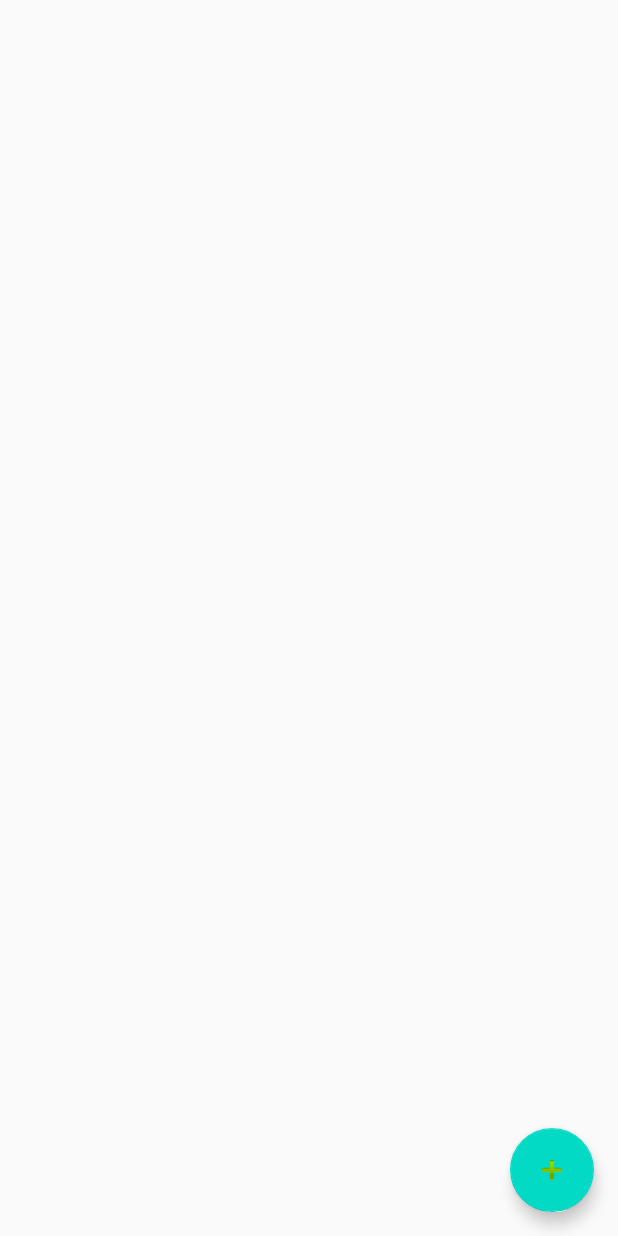
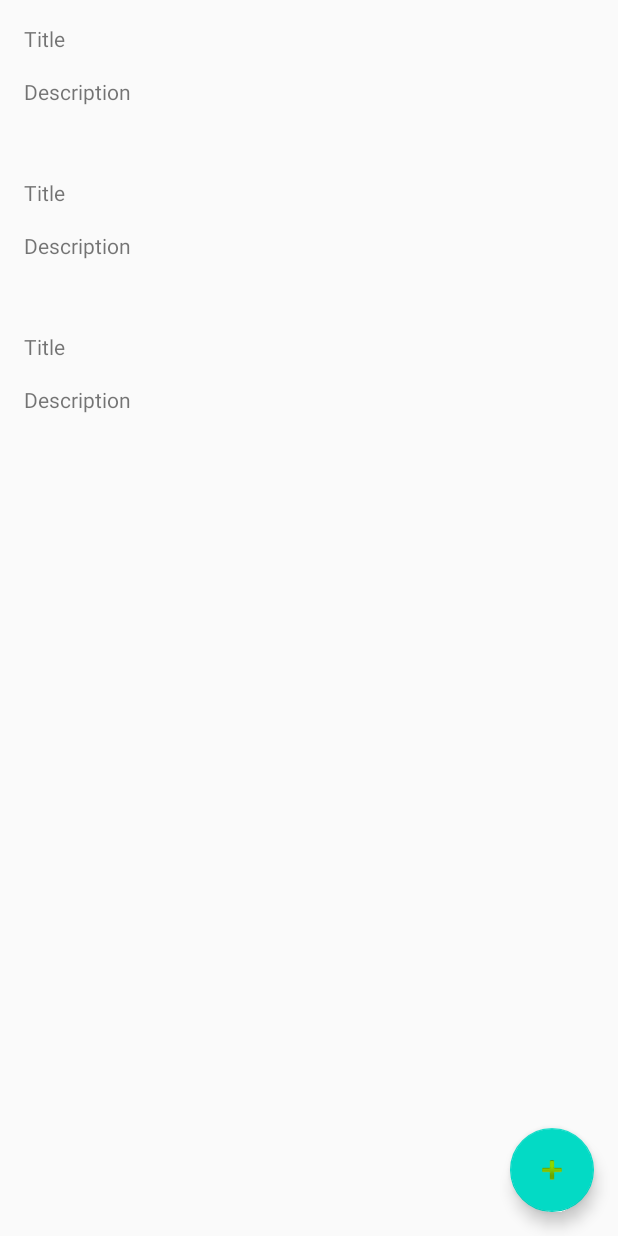
Before and after one commit to sofiharutyunyan/NoteS, an Android app: the layout fragment_notes.xml on its own in the app's theme, with its tools: preview values and no code run, on a phone screen of 412 x 824 dp. Run offline under Robolectric (Android 15) with nearby library versions, the phone set to English and light mode, and no system bars.

Commit message:
Implemented functionality of creating DB and adding notes to it. Also showing the list of notes on first screen

```diff
--- a/app/build.gradle
+++ b/app/build.gradle
@@ -54,6 +54,7 @@ dependencies {
     androidTestImplementation 'androidx.test.ext:junit:1.1.1'
     androidTestImplementation 'androidx.test.espresso:espresso-core:3.2.0'
     implementation 'com.google.android.material:material:1.2.0'
+    implementation 'androidx.recyclerview:recyclerview:1.1.0'
 
     //implementation "android.arch.lifecycle:extensions:1.1.1"
     //annotationProcessor "android.arch.lifecycle:compiler:1.1.1"
--- a/app/src/main/java/com/example/notes/model/Note.kt
+++ b/app/src/main/java/com/example/notes/model/Note.kt
@@ -7,7 +7,7 @@ import androidx.room.PrimaryKey
 @Entity
 data class Note(
 
-    @PrimaryKey(autoGenerate = true) val uid: Int,
+    @PrimaryKey(autoGenerate = true) var uid: Int?,
     @ColumnInfo(name = "title") var title: String?,
     @ColumnInfo(name = "note_body") var noteBody: String
 )
--- a/app/src/main/java/com/example/notes/viewmodel/AddNewNodeViewModel.kt
+++ b/app/src/main/java/com/example/notes/viewmodel/AddNewNodeViewModel.kt
@@ -5,6 +5,6 @@ import com.example.notes.viewmodel.base.BaseViewModel
 
 class AddNewNodeViewModel : BaseViewModel() {
 
-     var note: Note = Note(-1, "", "")
+     lateinit var note: Note
 
 }
--- a/app/src/main/res/layout/fragment_notes.xml
+++ b/app/src/main/res/layout/fragment_notes.xml
@@ -14,6 +14,15 @@
         android:layout_height="match_parent"
         tools:context=".view.fragment.NotesFragment">
 
+        <androidx.recyclerview.widget.RecyclerView
+            android:id="@+id/listNotes"
+            android:layout_width="match_parent"
+            android:layout_height="wrap_content"
+            tools:listitem="@layout/list_item_note"
+            app:layout_constraintTop_toTopOf="parent">
+
+        </androidx.recyclerview.widget.RecyclerView>
+
         <com.google.android.material.floatingactionbutton.FloatingActionButton
             android:id="@+id/fab"
             android:layout_width="wrap_content"
--- /dev/null
+++ b/app/src/main/res/layout/list_item_note.xml
@@ -0,0 +1,39 @@
+<?xml version="1.0" encoding="utf-8"?>
+<layout xmlns:tools="http://schemas.android.com/tools">
+
+    <data>
+        <variable
+            name="note"
+            type="com.example.notes.model.Note" />
+
+        <variable
+            name="holder"
+            type="com.example.notes.view.viewholder.NoteViewHolder" />
+    </data>
+
+    <LinearLayout xmlns:android="http://schemas.android.com/apk/res/android"
+        android:layout_width="match_parent"
+        android:layout_height="wrap_content"
+        android:onClick="@{() -> holder.onItemClicked()}"
+        android:orientation="vertical"
+        android:padding="@dimen/material_padding_for_pages">
+
+        <TextView
+            android:id="@+id/txtTitle"
+            android:layout_width="match_parent"
+            android:layout_height="wrap_content"
+            android:text="@{note.title}"
+            tools:text= "@string/title"
+            android:textSize="@dimen/title_text_size" />
+
+        <TextView
+            android:id="@+id/txtDescription"
+            android:layout_width="match_parent"
+            android:layout_height="wrap_content"
+            tools:text= "Description"
+            android:text="@{note.noteBody}"
+            android:paddingTop="@dimen/material_padding_for_pages"
+            android:paddingBottom="@dimen/material_padding_for_pages" />
+
+    </LinearLayout>
+</layout>
--- a/app/src/main/res/values/strings.xml
+++ b/app/src/main/res/values/strings.xml
@@ -13,4 +13,6 @@
     <string name="note_hint_txt">Write your note here</string>
     <string name="save">Save</string>
     <string name="empty_note_error_msg">Note must not be empty</string>
+    <string name="update">Update</string>
+    <string name="delete">Delete</string>
 </resources>
```
Also changed, not shown: app/src/main/java/com/example/notes/util/Utils.kt (added, +17 -0 lines), app/src/main/java/com/example/notes/view/adapter/NotesListAdapter.kt (added, +26 -0 lines), app/src/main/java/com/example/notes/view/fragment/AddNewNoteFragment.kt (+4 -10 lines), app/src/main/java/com/example/notes/view/fragment/NotesFragment.kt (+17 -0 lines), app/src/main/java/com/example/notes/view/fragment/base/BaseFragmentWithViewModel.kt (+14 -2 lines), app/src/main/java/com/example/notes/view/viewholder/NoteViewHolder.kt (added, +20 -0 lines).
